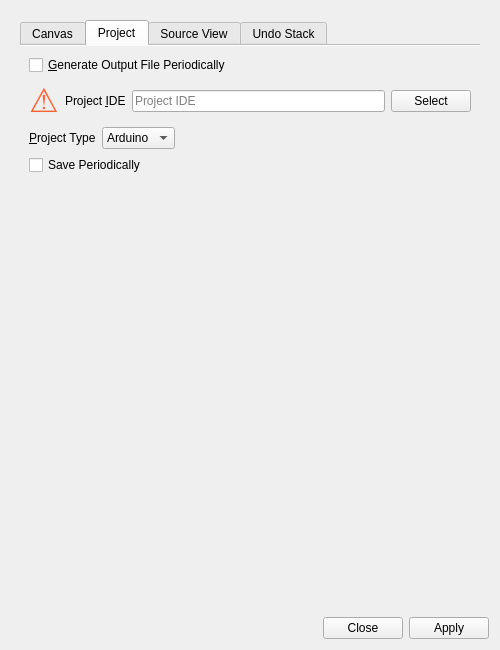
Qt form UI/glitch-canvas-settings.ui (textbrowser/glitch) before a commit.
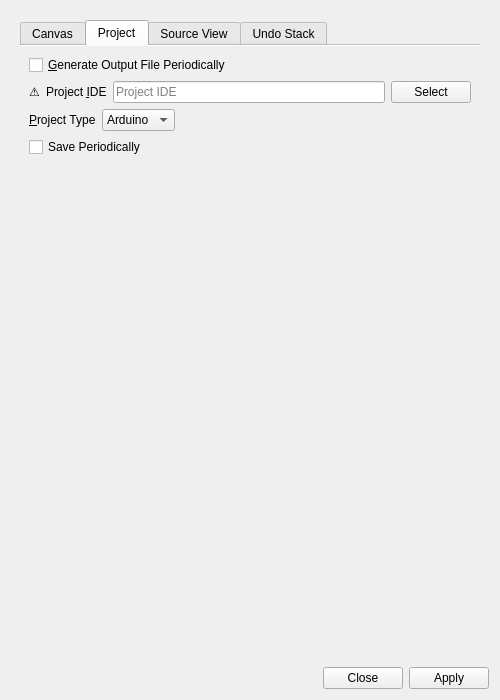
The same form after that commit. The open tabs and pages were chosen to show the change. Icons and pictures are not drawn.

What changed in the file:
```diff
--- a/UI/glitch-canvas-settings.ui
+++ b/UI/glitch-canvas-settings.ui
@@ -7,7 +7,7 @@
     <x>0</x>
     <y>0</y>
     <width>500</width>
-    <height>650</height>
+    <height>700</height>
    </rect>
   </property>
   <property name="windowTitle">
@@ -31,8 +31,8 @@
        <rect>
         <x>0</x>
         <y>0</y>
-        <width>467</width>
-        <height>656</height>
+        <width>488</width>
+        <height>644</height>
        </rect>
       </property>
       <layout class="QVBoxLayout" name="verticalLayout_2">
@@ -539,17 +539,9 @@
             <layout class="QHBoxLayout" name="horizontalLayout_11">
              <item>
               <widget class="QLabel" name="project_ide_warning_label">
-               <property name="font">
-                <font>
-                 <pointsize>25</pointsize>
-                </font>
-               </property>
                <property name="toolTip">
                 <string>&lt;html&gt;&lt;head/&gt;&lt;body&gt;&lt;p&gt;Please complete the Project IDE field!&lt;/p&gt;&lt;/body&gt;&lt;/html&gt;</string>
                </property>
-               <property name="styleSheet">
-                <string notr="true">QWidget {color: #ff612f;}</string>
-               </property>
                <property name="text">
                 <string>&lt;html&gt;&amp;#9888;&lt;/html&gt;</string>
                </property>
```
